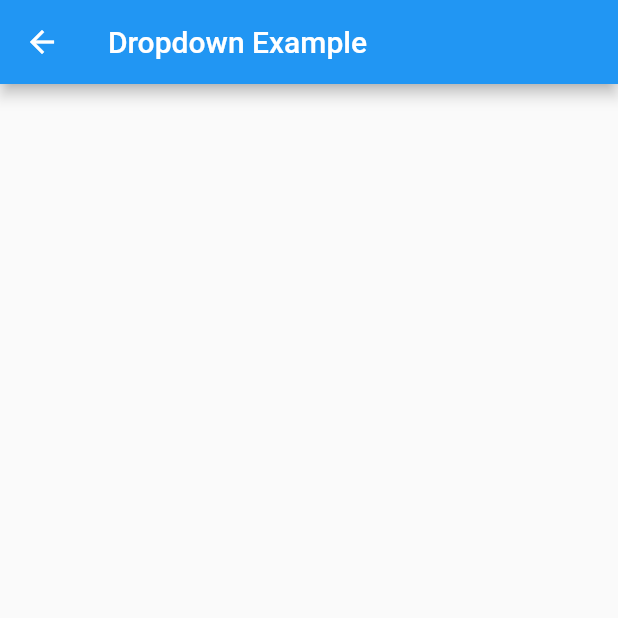
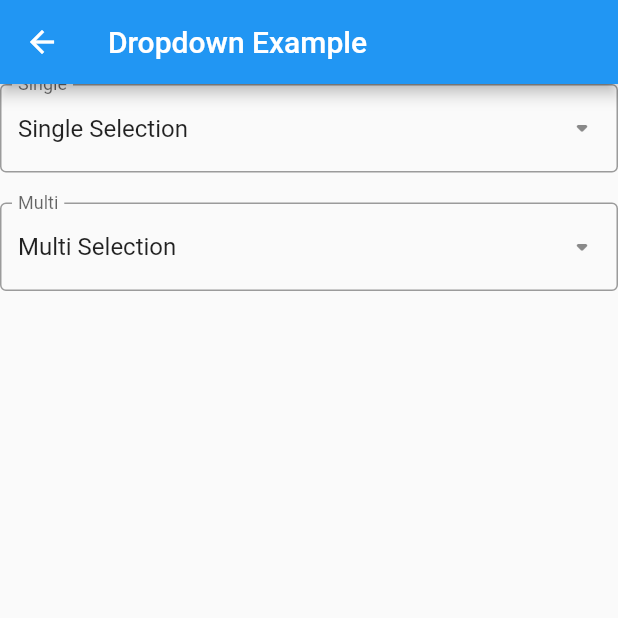
Before and after one commit to techdirrdev/widgets_functions, a Flutter app: the DropdownExample screen opened directly, on a phone screen of 412 x 824 dp, the top half of it. Run offline on Flutter 3.47's test engine with Material 2 defaults, Android fonts, the phone set to English and light mode, and no system bars; missing offline and left inert: dart:html.

Commit message:
dropdown

```diff
--- a/example/lib/dropdown/dropdown_example.dart
+++ b/example/lib/dropdown/dropdown_example.dart
@@ -1,4 +1,8 @@
+import 'dart:developer';
 import 'package:flutter/material.dart';
+import 'package:widgets_functions/dropdown/wf_dropdown.dart';
+import 'package:widgets_functions/dropdown/wf_dropdown_item.dart';
+import 'package:widgets_functions_example/model/user.dart';
 
 class DropdownExample extends StatefulWidget {
   const DropdownExample({Key? key}) : super(key: key);
@@ -8,13 +12,63 @@ class DropdownExample extends StatefulWidget {
 }
 
 class _DropdownExampleState extends State<DropdownExample> {
+  List<WFDropdownItem> itemList = [];
+  String singleSelectedId = "";
+  List<String> mutiSelectedIds = [];
+
+  @override
+  void initState() {
+    super.initState();
+
+    for (int i = 1; i <= 20; i++) {
+      itemList.add(WFDropdownItem(
+          id: "$i",
+          value: "Item $i",
+          data: User(userId: "$i", userName: "User $i")));
+    }
+  }
+
   @override
   Widget build(BuildContext context) {
     return Scaffold(
-      appBar: AppBar(title: const Text("Dropdown Example"),),
-      body: SafeArea(child: Column(children: [
-
-      ],)),
+      appBar: AppBar(
+        title: const Text("Dropdown Example"),
+      ),
+      body: SafeArea(
+          child: Column(
+        children: [
+          WFDropdown.single(
+              title: "Single Selection Dropdown",
+              labelText: "Single",
+              hintText: "Single Selection",
+              list: itemList,
+              selectedId: singleSelectedId,
+              onSingleItemListener: (selectedItem) {
+                String itemId = selectedItem.id;
+                String itemName = selectedItem.value;
+                User user = selectedItem.data;
+                log("Item Id: $itemId -- Item Name: $itemName ## Other Details ## User Id: ${user.userId} -- User Name: ${user.userName}");
+              }),
+          const SizedBox(
+            height: 20,
+          ),
+          WFDropdown.multiple(
+              title: "Multi Selection Dropdown",
+              labelText: "Multi",
+              hintText: "Multi Selection",
+              list: itemList,
+              selectedIds: mutiSelectedIds,
+              allSelection: true,
+              onMultipleItemListener: (selectedItemList) {
+                for (WFDropdownItem selectedItem in selectedItemList) {
+                  String itemId = selectedItem.id;
+                  String itemName = selectedItem.value;
+                  User user = selectedItem.data;
+                  log("Item Id: $itemId -- Item Name: $itemName ## Other Details ## User Id: ${user.userId} -- User Name: ${user.userName}");
+                }
+              })
+        ],
+      )),
     );
   }
 }
--- /dev/null
+++ b/example/lib/model/user.dart
@@ -0,0 +1,6 @@
+class User {
+  String userId;
+  String userName;
+
+  User({this.userId = "0", this.userName = ""});
+}
--- a/lib/dropdown/wf_dropdown_item.dart
+++ b/lib/dropdown/wf_dropdown_item.dart
@@ -1,12 +1,14 @@
+// dropdown item model class
 class WFDropdownItem {
   String id;
   String value;
   bool selected = false;
   dynamic data;
 
-  WFDropdownItem(
-      {this.id = "", this.value = "", this.data});
+  // constructor for dropdown item class
+  WFDropdownItem({this.id = "", this.value = "", this.data});
 
+  // generate clone list of dropdown item
   static List<WFDropdownItem> cloneList(List<WFDropdownItem> list) {
     List<WFDropdownItem> cloneList = [];
     for (WFDropdownItem obj in list) {
```
Also changed, not shown: example/lib/main.dart (+4 -40 lines), example/lib/textfield/textfield_example.dart (+9 -4 lines), lib/dropdown/wf_dropdown.dart (+59 -6 lines), example/pubspec.lock.
